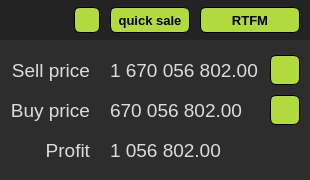
First picture: the form in ui/mainWindow.ui, repository Cornholius/eve_profit_helper, before the edit.
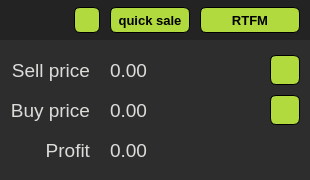
Second picture: the form after the edit. Icons and pictures are not drawn.

```diff
--- a/ui/mainWindow.ui
+++ b/ui/mainWindow.ui
@@ -273,7 +273,7 @@
      <string notr="true">color: #DCDDD9</string>
     </property>
     <property name="text">
-     <string>1 670 056 802.00</string>
+     <string>0.00</string>
     </property>
    </widget>
    <widget class="QLabel" name="profit_name">
@@ -370,7 +370,7 @@
      <string notr="true">color: #DCDDD9</string>
     </property>
     <property name="text">
-     <string>670 056 802.00</string>
+     <string>0.00</string>
     </property>
    </widget>
    <widget class="QPushButton" name="copy_sell_price_btn">
@@ -467,7 +467,7 @@
      <string notr="true">color: #DCDDD9</string>
     </property>
     <property name="text">
-     <string>1 056 802.00</string>
+     <string>0.00</string>
     </property>
    </widget>
   </widget>
```
